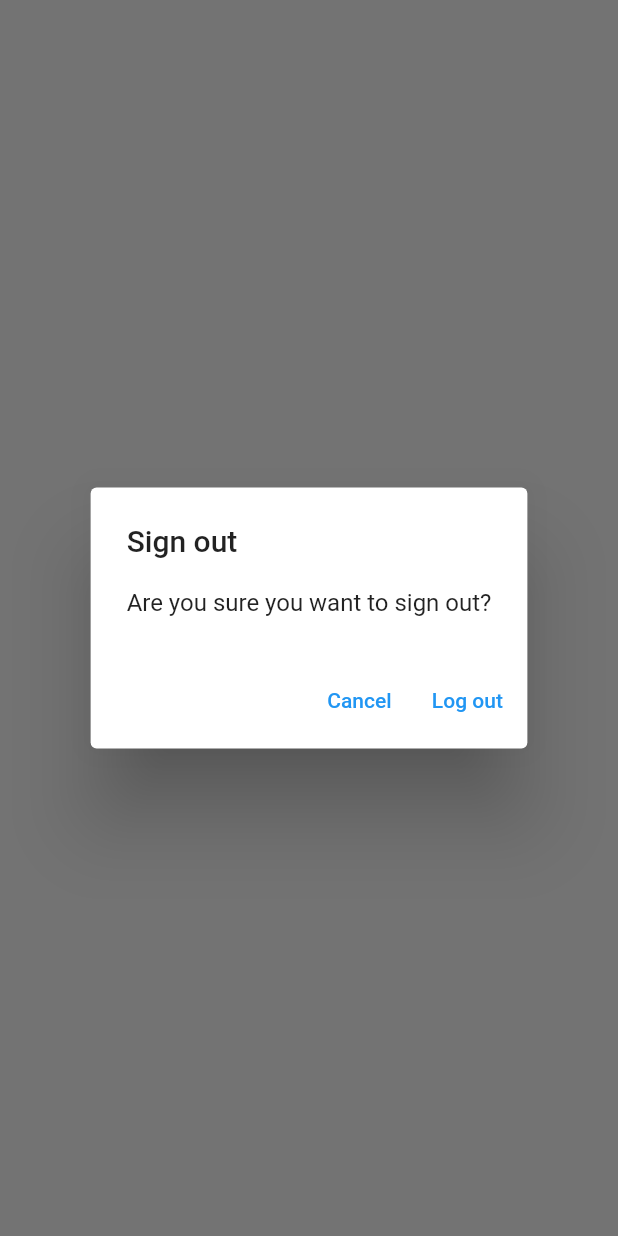
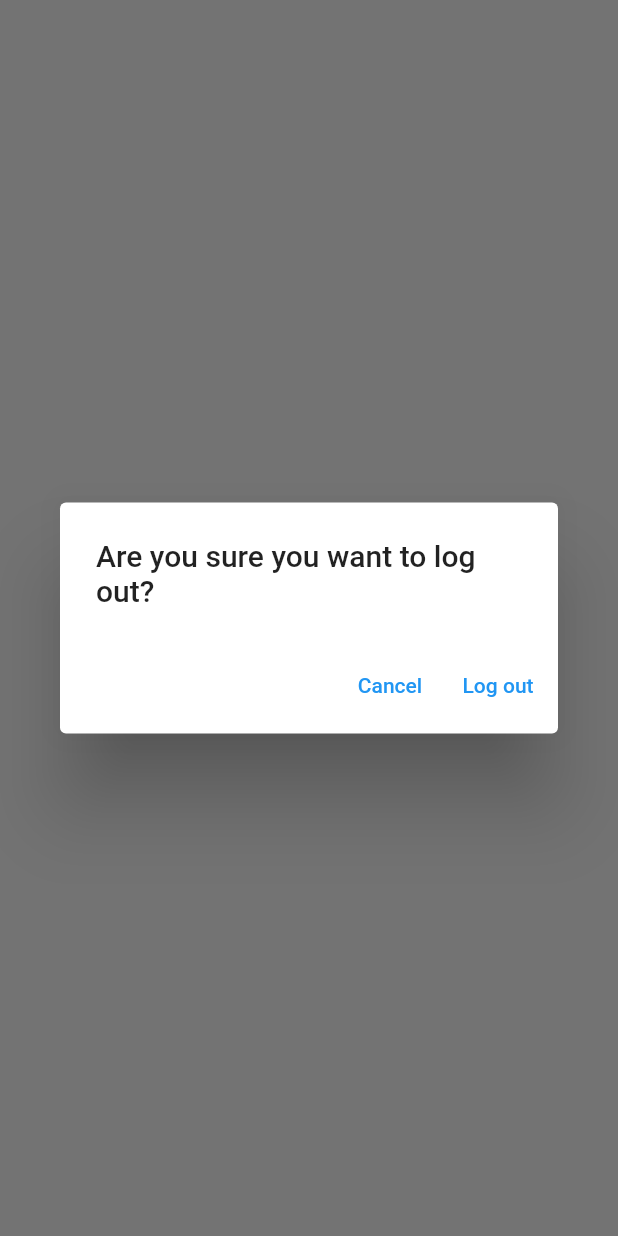
Before and after one commit to jengyang7/DailyDo, a Flutter app: what showLogOutDialog() shows on an empty page, opened directly, on a phone screen of 412 x 824 dp. Run offline on Flutter 3.47's test engine with Material 2 defaults, Android fonts, the phone set to English and light mode, and no system bars; our stand-ins replace firebase_auth, firebase_core, sqflite; accounts and stored records are empty; network calls fail.

Commit message:
step-16 Deleting Existing Notes in Notes View

```diff
--- /dev/null
+++ b/lib/utilities/dialogs/generic_dialog.dart
@@ -0,0 +1,33 @@
+import 'package:flutter/material.dart';
+
+typedef DialogOptionBuilder<T> = Map<String, T?> Function();
+
+Future<T?> showGenericDialog<T>({
+  required BuildContext context,
+  required String title,
+  required String content,
+  required DialogOptionBuilder optionsBuilder,
+}) {
+  final options = optionsBuilder();
+  return showDialog<T>(
+    context: context,
+    builder: (context) {
+      return AlertDialog(
+        title: Text(content),
+        actions: options.keys.map((optionTitle) {
+          final value = options[optionTitle];
+          return TextButton(
+            onPressed: () {
+              if (value != null) {
+                Navigator.of(context).pop(value);
+              } else {
+                Navigator.of(context).pop(); // when no value like 'ok'
+              }
+            },
+            child: Text(optionTitle),
+          );
+        }).toList(),
+      );
+    },
+  );
+}
--- /dev/null
+++ b/lib/utilities/dialogs/logout_dialog.dart
@@ -0,0 +1,14 @@
+import 'package:flutter/material.dart';
+import 'generic_dialog.dart';
+
+Future<bool> showLogOutDialog(BuildContext context) {
+  return showGenericDialog<bool>(
+    context: context,
+    title: 'Log out',
+    content: 'Are you sure you want to log out?',
+    optionsBuilder: () => {
+      'Cancel': false,
+      'Log out': true,
+    },
+  ).then((value) => value ?? false);
+}
--- a/lib/views/login_view.dart
+++ b/lib/views/login_view.dart
@@ -2,7 +2,7 @@ import 'package:flutter/material.dart';
 import 'package:mynotes/constants/routes.dart';
 import 'package:mynotes/services/auth/auth_exceptions.dart';
 import 'package:mynotes/services/auth/auth_service.dart';
-import 'package:mynotes/utilities/show_error_dialog.dart';
+import '../utilities/dialogs/error_dialog.dart';
 
 class LoginView extends StatefulWidget {
   const LoginView({super.key});
--- a/lib/views/notes/notes_view.dart
+++ b/lib/views/notes/notes_view.dart
@@ -3,6 +3,9 @@ import 'package:mynotes/services/auth/auth_service.dart';
 import 'package:mynotes/constants/routes.dart';
 import 'package:mynotes/enums/menu_action.dart';
 import 'package:mynotes/services/crud/notes_service.dart';
+import 'package:mynotes/views/notes/notes_list_view.dart';
+
+import '../../utilities/dialogs/logout_dialog.dart';
 
 class NotesView extends StatefulWidget {
   const NotesView({super.key});
@@ -70,18 +73,10 @@ class _NotesViewState extends State<NotesView> {
                       case ConnectionState.active: // if got 1 new notes coming
                         if (snapshot.hasData) {
                           final allNotes = snapshot.data as List<DatabaseNote>;
-                          return ListView.builder(
-                            itemCount: allNotes.length,
-                            itemBuilder: (context, index) {
-                              final note = allNotes[index];
-                              return ListTile(
-                                title: Text(
-                                  note.text,
-                                  maxLines: 1,
-                                  softWrap: true,
-                                  overflow: TextOverflow.ellipsis,
-                                ),
-                              );
+                          return NotesListView(
+                            notes: allNotes,
+                            onDeleteNote: (note) async {
+                              await _notesService.deleteNote(id: note.id);
                             },
                           );
                         } else {
@@ -100,27 +95,27 @@ class _NotesViewState extends State<NotesView> {
   }
 }
 
-Future<bool> showLogOutDialog(BuildContext context) {
-  return showDialog<bool>(
-      context: context,
-      builder: (conetxt) {
-        return AlertDialog(
-          title: const Text('Sign out'),
-          content: const Text('Are you sure you want to sign out?'),
-          actions: [
-            TextButton(
-              onPressed: () {
-                Navigator.of(conetxt).pop(false);
-              },
-              child: const Text('Cancel'),
-            ),
-            TextButton(
-              onPressed: () {
-                Navigator.of(conetxt).pop(true);
-              },
-              child: const Text('Log out'),
-            ),
-          ],
-        );
-      }).then((value) => value ?? false);
-}
+// Future<bool> showLogOutDialog(BuildContext context) {
+//   return showDialog<bool>(
+//       context: context,
+//       builder: (conetxt) {
+//         return AlertDialog(
+//           title: const Text('Sign out'),
+//           content: const Text('Are you sure you want to sign out?'),
+//           actions: [
+//             TextButton(
+//               onPressed: () {
+//                 Navigator.of(conetxt).pop(false);
+//               },
+//               child: const Text('Cancel'),
+//             ),
+//             TextButton(
+//               onPressed: () {
+//                 Navigator.of(conetxt).pop(true);
+//               },
+//               child: const Text('Log out'),
+//             ),
+//           ],
+//         );
+//       }).then((value) => value ?? false);
+// }
--- a/lib/views/register_view.dart
+++ b/lib/views/register_view.dart
@@ -2,7 +2,7 @@ import 'package:flutter/material.dart';
 import 'package:mynotes/constants/routes.dart';
 import 'package:mynotes/services/auth/auth_exceptions.dart';
 import 'package:mynotes/services/auth/auth_service.dart';
-import 'package:mynotes/utilities/show_error_dialog.dart';
+import '../utilities/dialogs/error_dialog.dart';
 
 class RegisterView extends StatefulWidget {
   const RegisterView({super.key});
```
Also changed, not shown: lib/utilities/dialogs/delete_dialog.dart (added, +14 -0 lines), lib/utilities/dialogs/error_dialog.dart (added, +16 -0 lines), lib/utilities/show_error_dialog.dart (deleted, +0 -22 lines), lib/views/notes/notes_list_view.dart (added, +43 -0 lines).
